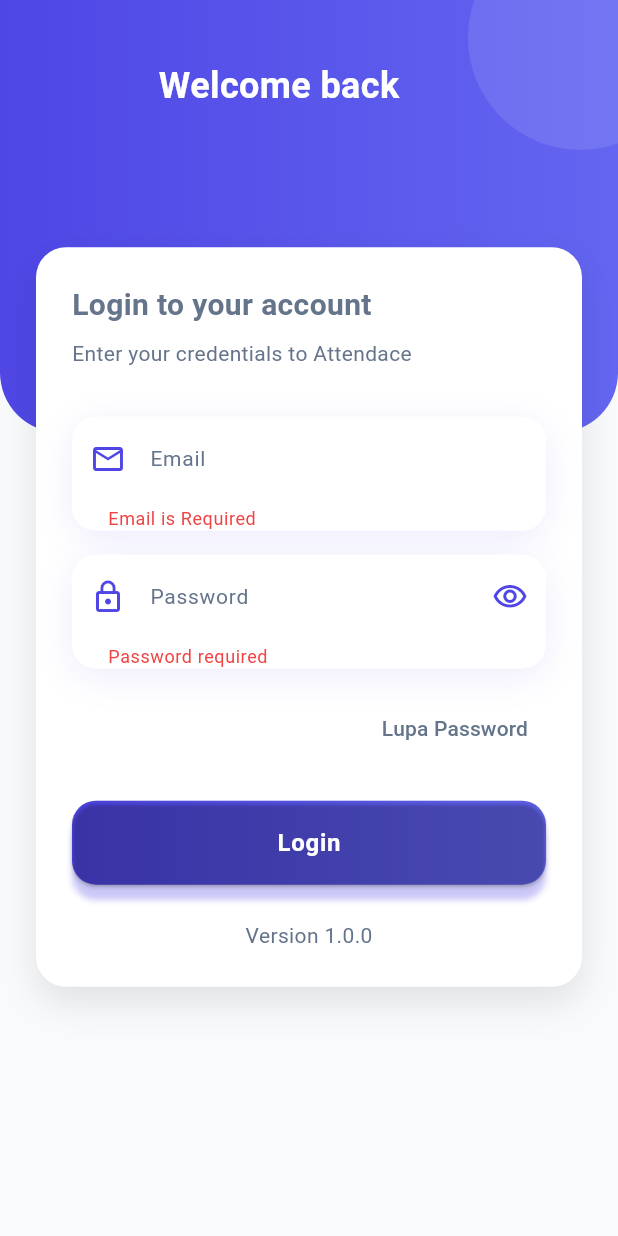
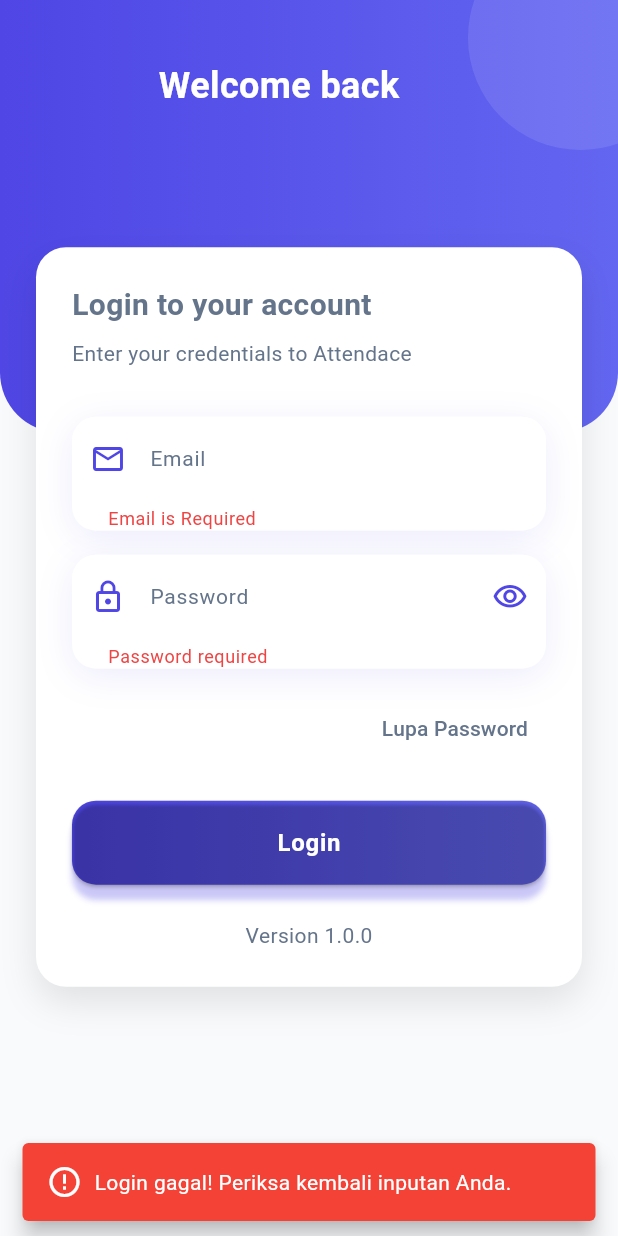
Before and after one commit to vikarmaulanaarrisyad/simad-mobile-v2, a Flutter app: the screen it shows after launch, after a tap on "Login", on a phone screen of 412 x 824 dp. Run offline on Flutter 3.47's test engine with Material 3 defaults, Android fonts, the phone set to English and light mode, and no system bars; our stand-ins replace bloc, dio, shared_preferences; Roboto replaces fonts that are missing (Poppins).

Commit message:
fix bug ui login

```diff
--- /dev/null
+++ b/lib/core/utils/snackbar_util.dart
@@ -0,0 +1,53 @@
+import 'package:flutter/material.dart';
+
+enum SnackBarType { success, error, warning, info }
+
+class SnackbarUtil {
+  static void show(
+    BuildContext context, {
+    required String message,
+    required SnackBarType type,
+  }) {
+    final Color backgroundColor;
+    final IconData icon;
+
+    switch (type) {
+      case SnackBarType.success:
+        backgroundColor = Colors.green;
+        icon = Icons.check_circle_outline;
+        break;
+      case SnackBarType.error:
+        backgroundColor = Colors.red;
+        icon = Icons.error_outline;
+        break;
+      case SnackBarType.warning:
+        backgroundColor = Colors.orange;
+        icon = Icons.warning_amber_rounded;
+        break;
+      case SnackBarType.info:
+        backgroundColor = Colors.blue;
+        icon = Icons.info_outline;
+        break;
+    }
+
+    ScaffoldMessenger.of(context).showSnackBar(
+      SnackBar(
+        content: Row(
+          children: [
+            Icon(icon, color: Colors.white),
+            const SizedBox(width: 8),
+            Expanded(
+              child: Text(
+                message,
+                style: const TextStyle(color: Colors.white),
+              ),
+            ),
+          ],
+        ),
+        backgroundColor: backgroundColor,
+        behavior: SnackBarBehavior.floating,
+        duration: const Duration(seconds: 3),
+      ),
+    );
+  }
+}
--- a/lib/presentation/auth/screens/login_screen.dart
+++ b/lib/presentation/auth/screens/login_screen.dart
@@ -10,23 +10,25 @@ class LoginScreen extends StatefulWidget {
 }
 
 class _LoginScreenState extends State<LoginScreen> {
-  TextEditingController emailController = TextEditingController();
-  TextEditingController passwordController = TextEditingController();
+  final TextEditingController emailController = TextEditingController();
+  final TextEditingController passwordController = TextEditingController();
+  final GlobalKey<FormState> formKey = GlobalKey<FormState>();
+
   @override
   Widget build(BuildContext context) {
-    final formKey = GlobalKey<FormState>();
+    double screenHeight = MediaQuery.of(context).size.height;
 
     return Scaffold(
       body: SingleChildScrollView(
         child: SizedBox(
-          height: MediaQuery.of(context).size.height,
+          height: screenHeight,
           child: Stack(
             children: [
               Positioned(
                 top: 0,
                 left: 0,
                 right: 0,
-                height: MediaQuery.of(context).size.height * 0.35,
+                height: screenHeight * 0.35,
                 child: Container(
                   decoration: const BoxDecoration(
                     gradient: LinearGradient(
@@ -41,7 +43,11 @@ class _LoginScreenState extends State<LoginScreen> {
                   ),
                   child: const Stack(
                     children: [
-                      QClippart(),
+                      Positioned(
+                        top: -50,
+                        right: -50,
+                        child: QClippart(),
+                      ),
                       Positioned(
                         top: 40,
                         left: 16,
@@ -55,13 +61,12 @@ class _LoginScreenState extends State<LoginScreen> {
                                   style: TextStyle(
                                     color: Colors.white,
                                     fontSize: 24,
-                                      fontWeight: FontWeight.bold),
+                                    fontWeight: FontWeight.bold,
                                   ),
                                 ),
                               ),
-                            SizedBox(
-                              width: 40.0,
                             ),
+                            SizedBox(width: 40.0),
                           ],
                         ),
                       ),
@@ -70,7 +75,7 @@ class _LoginScreenState extends State<LoginScreen> {
                 ),
               ),
               Positioned(
-                top: MediaQuery.of(context).size.height * 0.20,
+                top: screenHeight * 0.20,
                 left: 24,
                 right: 24,
                 child: Container(
@@ -82,12 +87,17 @@ class _LoginScreenState extends State<LoginScreen> {
                       BoxShadow(
                         color: Colors.black.withOpacity(0.1),
                         blurRadius: 20,
-                            offset: const Offset(0, 10))
-                      ]),
+                        offset: const Offset(0, 10),
+                      ),
+                    ],
+                  ),
                   child: LoginForm(
-                      formKey: formKey, emailController: emailController),
+                    formKey: formKey,
+                    emailController: emailController,
+                    passwordController: passwordController,
                   ),
-              )
+                ),
+              ),
             ],
           ),
         ),
@@ -97,23 +107,17 @@ class _LoginScreenState extends State<LoginScreen> {
 }
 
 class QClippart extends StatelessWidget {
-  const QClippart({
-    super.key,
-  });
+  const QClippart({super.key});
 
   @override
   Widget build(BuildContext context) {
-    return Positioned(
-      top: -50,
-      right: -50,
-      child: Container(
+    return Container(
       height: 150,
       width: 150,
       decoration: BoxDecoration(
         shape: BoxShape.circle,
         color: Colors.white.withOpacity(0.1),
       ),
-      ),
     );
   }
 }
--- a/lib/presentation/auth/widgets/login_form.dart
+++ b/lib/presentation/auth/widgets/login_form.dart
@@ -1,5 +1,6 @@
 import 'package:flutter/material.dart';
 import 'package:simad_mobile_v2/core/theme/theme.dart';
+import 'package:simad_mobile_v2/core/utils/snackbar_util.dart';
 
 import 'package:simad_mobile_v2/core/utils/validators/validator.dart';
 import 'package:simad_mobile_v2/presentation/auth/screens/forgot_password.dart';
@@ -11,10 +12,12 @@ class LoginForm extends StatelessWidget {
     super.key,
     required this.formKey,
     required this.emailController,
+    required this.passwordController,
   });
 
   final GlobalKey<FormState> formKey;
   final TextEditingController emailController;
+  final TextEditingController passwordController;
 
   @override
   Widget build(BuildContext context) {
@@ -56,6 +59,7 @@ class LoginForm extends StatelessWidget {
             prefixIcon: Icons.lock_outline,
             isPassword: true,
             validator: (value) => TValidator.validatePassoword(value),
+            controller: passwordController,
           ),
           Align(
             alignment: Alignment.centerRight,
@@ -79,7 +83,17 @@ class LoginForm extends StatelessWidget {
             text: "Login",
             onPressed: () {
               if (formKey.currentState!.validate()) {
-                // Handle login logic here
+                SnackbarUtil.show(
+                  context,
+                  message: "Login gagal! Periksa kembali inputan Anda.",
+                  type: SnackBarType.success, // Tampilkan error
+                );
+              } else {
+                SnackbarUtil.show(
+                  context,
+                  message: "Login gagal! Periksa kembali inputan Anda.",
+                  type: SnackBarType.error, // Tampilkan error
+                );
               }
             },
           ),
--- a/pubspec.yaml
+++ b/pubspec.yaml
@@ -34,6 +34,9 @@ dependencies:
   # The following adds the Cupertino Icons font to your application.
   # Use with the CupertinoIcons class for iOS style icons.
   cupertino_icons: ^1.0.8
+  flutter_bloc: ^9.0.0
+  shared_preferences: ^2.5.2
+  dio: ^5.8.0+1
 
 dev_dependencies:
   flutter_test:
```
Also changed, not shown: lib/data/models/responses/login_response.dart (added, +13 -0 lines), lib/data/models/responses/login_response_error.dart (added, +11 -0 lines), lib/data/repositories/auth_repository.dart (added, +40 -0 lines), lib/presentation/auth/bloc/auth_bloc.dart (added, +31 -0 lines), lib/presentation/auth/bloc/auth_event.dart (added, +13 -0 lines), lib/presentation/auth/bloc/auth_state.dart (added, +18 -0 lines), pubspec.lock, 1 other file. Lines whose indentation alone changed are shown as unchanged.
